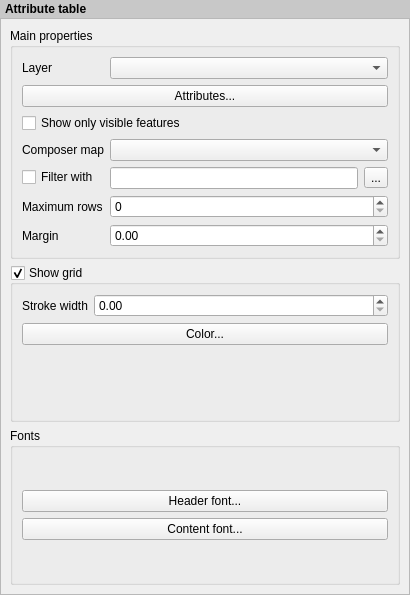
The window that src/ui/qgscomposertablewidgetbase.ui (carsmie/QGIS) describes before a commit, drawn with Qt 5.
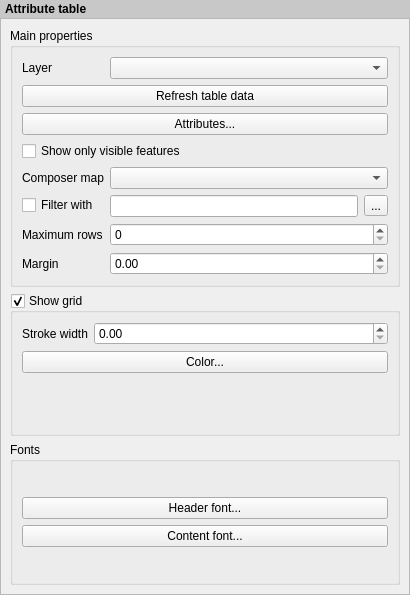
The same window after the commit. Icons and pictures are not drawn. Custom widgets are drawn as their Qt base class.

Commit message: [composer] Add a manual 'refresh' button to attribute tables, to refresh table if data has changed outside of QGIS

```diff
--- a/src/ui/qgscomposertablewidgetbase.ui
+++ b/src/ui/qgscomposertablewidgetbase.ui
@@ -63,7 +63,10 @@
           <bool>false</bool>
          </property>
          <layout class="QFormLayout" name="formLayout">
-          <item row="0" column="0">
+          <property name="fieldGrowthPolicy">
+           <enum>QFormLayout::AllNonFixedFieldsGrow</enum>
+          </property>
+          <item row="1" column="0">
            <widget class="QLabel" name="mLayerLabel">
             <property name="text">
              <string>Layer</string>
@@ -73,14 +76,38 @@
             </property>
            </widget>
           </item>
-          <item row="8" column="0" colspan="2">
+          <item row="1" column="1">
+           <widget class="QgsMapLayerComboBox" name="mLayerComboBox">
+            <property name="sizePolicy">
+             <sizepolicy hsizetype="Expanding" vsizetype="Fixed">
+              <horstretch>0</horstretch>
+              <verstretch>0</verstretch>
+             </sizepolicy>
+            </property>
+           </widget>
+          </item>
+          <item row="4" column="0" colspan="2">
+           <widget class="QPushButton" name="mRefreshPushButton">
+            <property name="text">
+             <string>Refresh table data</string>
+            </property>
+           </widget>
+          </item>
+          <item row="5" column="0" colspan="2">
+           <widget class="QPushButton" name="mAttributesPushButton">
+            <property name="text">
+             <string>Attributes...</string>
+            </property>
+           </widget>
+          </item>
+          <item row="9" column="0" colspan="2">
            <widget class="QCheckBox" name="mShowOnlyVisibleFeaturesCheckBox">
             <property name="text">
              <string>Show only visible features</string>
             </property>
            </widget>
           </item>
-          <item row="10" column="0">
+          <item row="11" column="0">
            <widget class="QLabel" name="mComposerMapLabel">
             <property name="text">
              <string>Composer map</string>
@@ -93,17 +120,17 @@
             </property>
            </widget>
           </item>
-          <item row="10" column="1">
+          <item row="11" column="1">
            <widget class="QComboBox" name="mComposerMapComboBox"/>
           </item>
-          <item row="12" column="0">
+          <item row="13" column="0">
            <widget class="QCheckBox" name="mFeatureFilterCheckBox">
             <property name="text">
              <string>Filter with</string>
             </property>
            </widget>
           </item>
-          <item row="12" column="1">
+          <item row="13" column="1">
            <layout class="QHBoxLayout" name="horizontalLayout">
             <item>
              <widget class="QLineEdit" name="mFeatureFilterEdit"/>
@@ -121,7 +148,7 @@
             </item>
            </layout>
           </item>
-          <item row="14" column="0">
+          <item row="15" column="0">
            <widget class="QLabel" name="mMaxNumFeaturesLabel">
             <property name="text">
              <string>Maximum rows</string>
@@ -134,10 +161,10 @@
             </property>
            </widget>
           </item>
-          <item row="14" column="1">
+          <item row="15" column="1">
            <widget class="QSpinBox" name="mMaximumColumnsSpinBox"/>
           </item>
-          <item row="16" column="0">
+          <item row="17" column="0">
            <widget class="QLabel" name="mMarginLabel">
             <property name="text">
              <string>Margin</string>
@@ -150,26 +177,9 @@
             </property>
            </widget>
           </item>
-          <item row="16" column="1">
+          <item row="17" column="1">
            <widget class="QDoubleSpinBox" name="mMarginSpinBox"/>
           </item>
-          <item row="0" column="1">
-           <widget class="QgsMapLayerComboBox" name="mLayerComboBox">
-            <property name="sizePolicy">
-             <sizepolicy hsizetype="Expanding" vsizetype="Fixed">
-              <horstretch>0</horstretch>
-              <verstretch>0</verstretch>
-             </sizepolicy>
-            </property>
-           </widget>
-          </item>
-          <item row="4" column="0" colspan="2">
-           <widget class="QPushButton" name="mAttributesPushButton">
-            <property name="text">
-             <string>Attributes...</string>
-            </property>
-           </widget>
-          </item>
          </layout>
         </widget>
        </item>
```
The commit also changes 2 other files.
